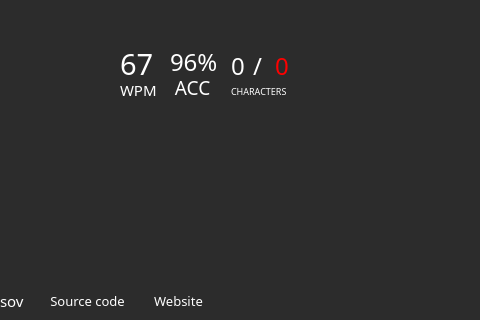
Above: mainwindow.ui from kuzia99/SpeedTypingMaster before the change; both pictures show x 190 to 670 and y 297 to 617 of the 909 by 617 pixel window. Below: the same form after it.
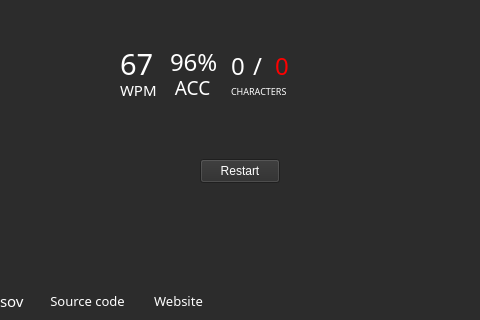
That is the form after the change. Icons and pictures are not drawn. Custom widgets are drawn as their Qt base class.

```diff
--- a/mainwindow.ui
+++ b/mainwindow.ui
@@ -1383,6 +1383,19 @@
        </item>
       </layout>
      </widget>
+     <widget class="QPushButton" name="pushButton_4">
+      <property name="geometry">
+       <rect>
+        <x>390</x>
+        <y>400</y>
+        <width>80</width>
+        <height>24</height>
+       </rect>
+      </property>
+      <property name="text">
+       <string>Restart</string>
+      </property>
+     </widget>
     </widget>
    </widget>
   </widget>
```
